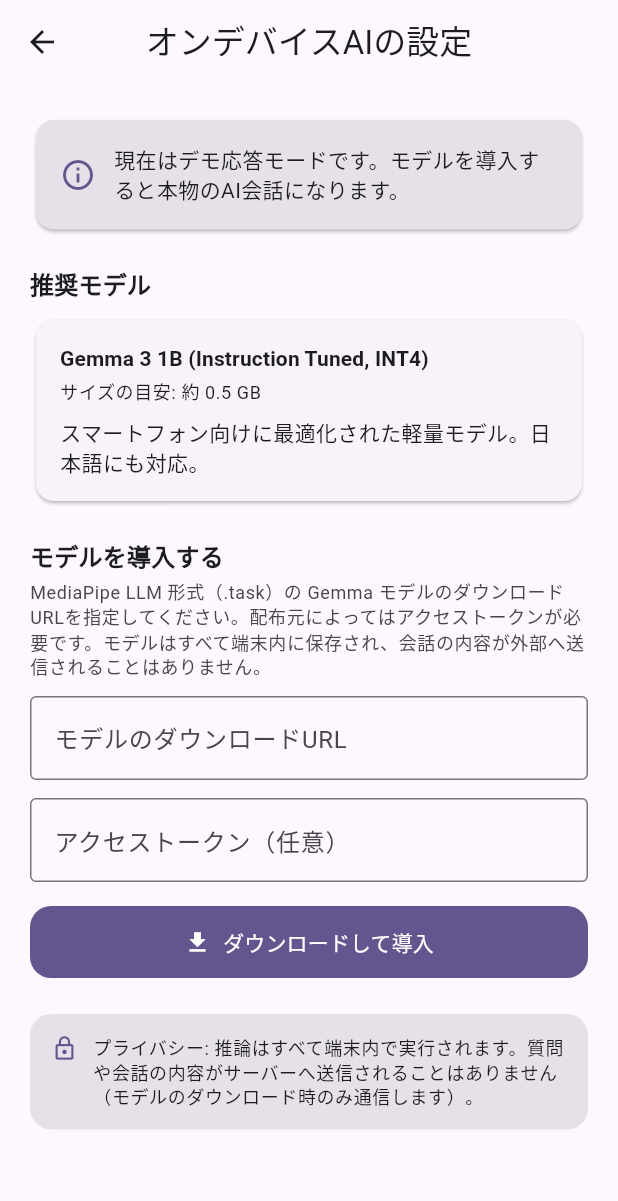
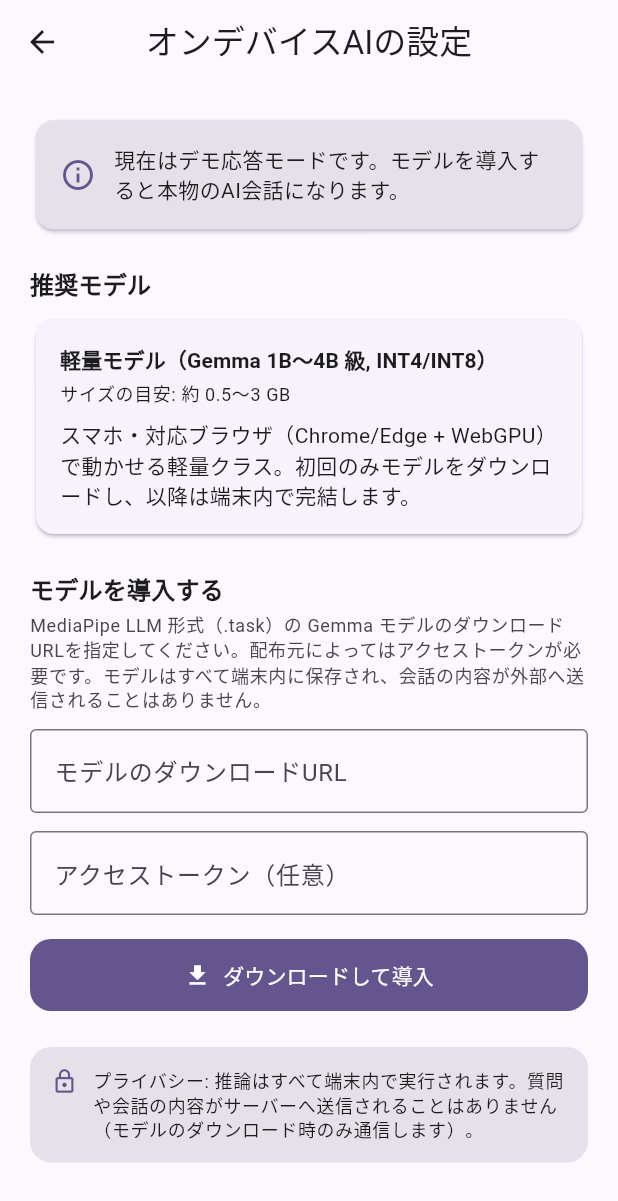
Before and after one commit to mameogalaxy/sukuwatto, a Flutter app: the ModelSetupScreen screen opened directly, on a phone screen of 412 x 824 dp. Shown: the top 1201 px of the screen. Run offline on Flutter 3.47's test engine with Material 3 defaults, Android fonts, the phone set to English and light mode, and no system bars; our stand-ins replace flutter_svg, shared_preferences; missing offline and left inert: flutter_gemma; accounts and stored records are empty.

Commit message:
軽量オンデバイスAIをWeb(WebGPU)でも有効化
- flutter_gemma の Web 対応を利用し、実エンジンを全プラットフォーム共通に統一
- 不要になった web 用 stub を削除（モデル未導入時は従来どおりデモ応答にフォールバック）
- 推奨モデルを軽量(1B〜4B級)向けに更新、設定画面に WebGPU 実験的機能の注意を追加
- README にオンデバイスAIの対応状況を追記
- Webビルド成功・全テスト通過を確認

https://claude.ai/code/session_01XL7dRdHwCCSRrN8roazUHM

```diff
--- a/lib/src/services/gemma_chat_engine.dart
+++ b/lib/src/services/gemma_chat_engine.dart
@@ -1,8 +1,6 @@
-// プラットフォームに応じて GemmaChatEngine の実装を切り替えるエントリ。
+// GemmaChatEngine のエントリ。
 //
-// - ネイティブ（Android/iOS/デスクトップ: dart:io あり）→ flutter_gemma 実装
-// - Web（dart:io なし）→ ダミー実装（オンデバイスAI無効、デモ応答にフォールバック）
-//
-// 利用側は常に `gemma_chat_engine.dart` を import すればよい。
-export 'gemma_chat_engine_stub.dart'
-    if (dart.library.io) 'gemma_chat_engine_io.dart';
+// flutter_gemma は Android/iOS/デスクトップに加え Web（WebGPU）にも対応しているため、
+// 実装（_io）を全プラットフォーム共通で用いる。モデル未導入時は AppState 側で
+// デモ応答（MockChatEngine）にフォールバックする。
+export 'gemma_chat_engine_io.dart';
--- a/lib/src/services/gemma_chat_engine_stub.dart
+++ /dev/null
@@ -1,45 +0,0 @@
-import 'dart:async';
-
-import '../models/chat_message.dart';
-import '../models/historical_figure.dart';
-import 'chat_engine.dart';
-
-/// Web 等、オンデバイス推論が使えないプラットフォーム向けのダミー実装。
-///
-/// flutter_gemma（ネイティブ専用）を一切 import せず、常に「未対応」として振る舞う。
-/// これにより Web ビルドが通り、実際の会話は [MockChatEngine]（デモ応答）が担う。
-class GemmaChatEngine implements ChatEngine {
-  GemmaChatEngine({
-    this.maxTokens = 1024,
-    this.temperature = 0.8,
-    this.topK = 40,
-  });
-
-  final int maxTokens;
-  final double temperature;
-  final int topK;
-
-  @override
-  bool get isReady => false;
-
-  @override
-  String get statusLabel => 'このプラットフォームではオンデバイスAIは利用できません';
-
-  /// Web では端末内モデルを扱えないため常に false。
-  Future<bool> isModelInstalled() async => false;
-
-  @override
-  Future<void> initialize() async {}
-
-  @override
-  Stream<String> generate({
-    required HistoricalFigure figure,
-    required List<ChatMessage> history,
-    required String userMessage,
-  }) {
-    throw StateError('このプラットフォームではオンデバイスAIは利用できません。');
-  }
-
-  @override
-  Future<void> dispose() async {}
-}
--- a/lib/src/services/model_info.dart
+++ b/lib/src/services/model_info.dart
@@ -14,9 +14,12 @@ class GemmaModelInfo {
   final String note;
 }
 
-/// 既定で案内するオンデバイスモデル。
+/// 既定で案内するオンデバイスモデル（軽量・1B〜4B級）。
+///
+/// スマホ／ブラウザ（WebGPU）でも動かせる現実的なサイズを想定。
 const GemmaModelInfo recommendedGemmaModel = GemmaModelInfo(
-  displayName: 'Gemma 3 1B (Instruction Tuned, INT4)',
-  sizeLabel: '約 0.5 GB',
-  note: 'スマートフォン向けに最適化された軽量モデル。日本語にも対応。',
+  displayName: '軽量モデル（Gemma 1B〜4B 級, INT4/INT8）',
+  sizeLabel: '約 0.5〜3 GB',
+  note: 'スマホ・対応ブラウザ（Chrome/Edge + WebGPU）で動かせる軽量クラス。'
+      '初回のみモデルをダウンロードし、以降は端末内で完結します。',
 );
--- a/lib/src/services/model_manager_service.dart
+++ b/lib/src/services/model_manager_service.dart
@@ -1,8 +1,5 @@
-// プラットフォームに応じて ModelManagerService の実装を切り替えるエントリ。
+// ModelManagerService のエントリ。
 //
-// - ネイティブ（dart:io あり）→ flutter_gemma を使う実装
-// - Web（dart:io なし）→ ダミー実装（ダウンロード未対応）
-//
-// 利用側は常に `model_manager_service.dart` を import すればよい。
-export 'model_manager_service_stub.dart'
-    if (dart.library.io) 'model_manager_service_io.dart';
+// flutter_gemma は Web（WebGPU）にも対応しているため、実装（_io）を全プラットフォーム
+// 共通で用いる。Web ではモデルはブラウザのキャッシュ/OPFS に保存される。
+export 'model_manager_service_io.dart';
--- a/lib/src/services/model_manager_service_stub.dart
+++ /dev/null
@@ -1,23 +0,0 @@
-import 'dart:async';
-
-import 'model_info.dart';
-
-/// Web 等、オンデバイスモデルを扱えないプラットフォーム向けのダミー実装。
-///
-/// flutter_gemma を import せず、ダウンロード系は未対応として振る舞う。
-class ModelManagerService {
-  /// 画面表示用の推奨モデル情報（案内のためだけに保持）。
-  static const GemmaModelInfo recommendedModel = recommendedGemmaModel;
-
-  Future<void> initialize() async {}
-
-  Future<bool> isInstalled() async => false;
-
-  Stream<double> downloadFromNetwork(String url, {String? token}) {
-    return Stream<double>.error(
-      UnsupportedError('このプラットフォームではモデルのダウンロードに対応していません。'),
-    );
-  }
-
-  Future<void> delete() async {}
-}
```
Also changed, not shown: lib/src/screens/model_setup_screen.dart (+36 -0 lines), 1 other file.
